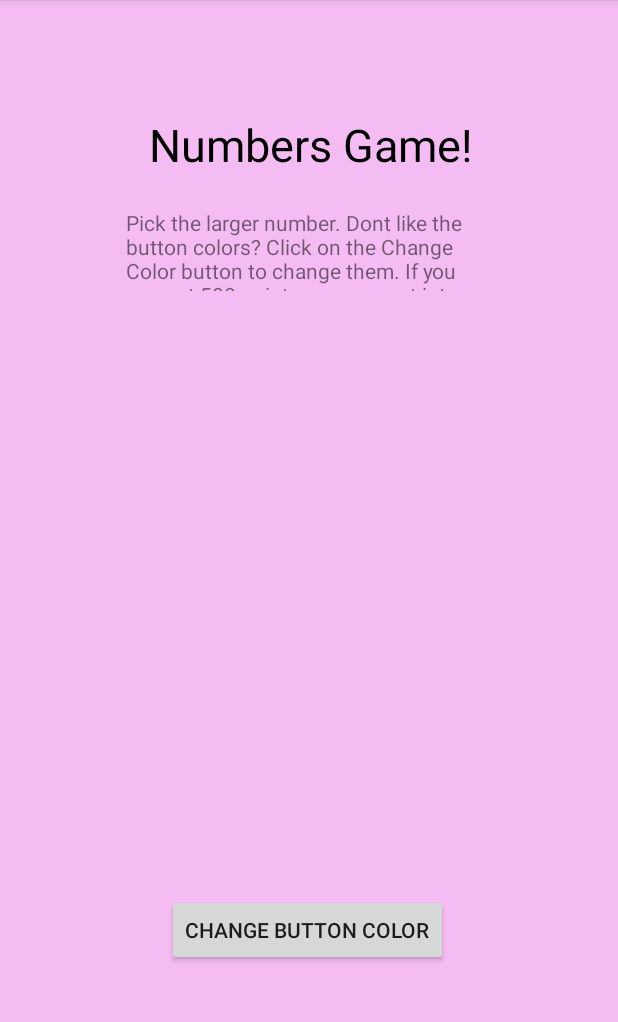
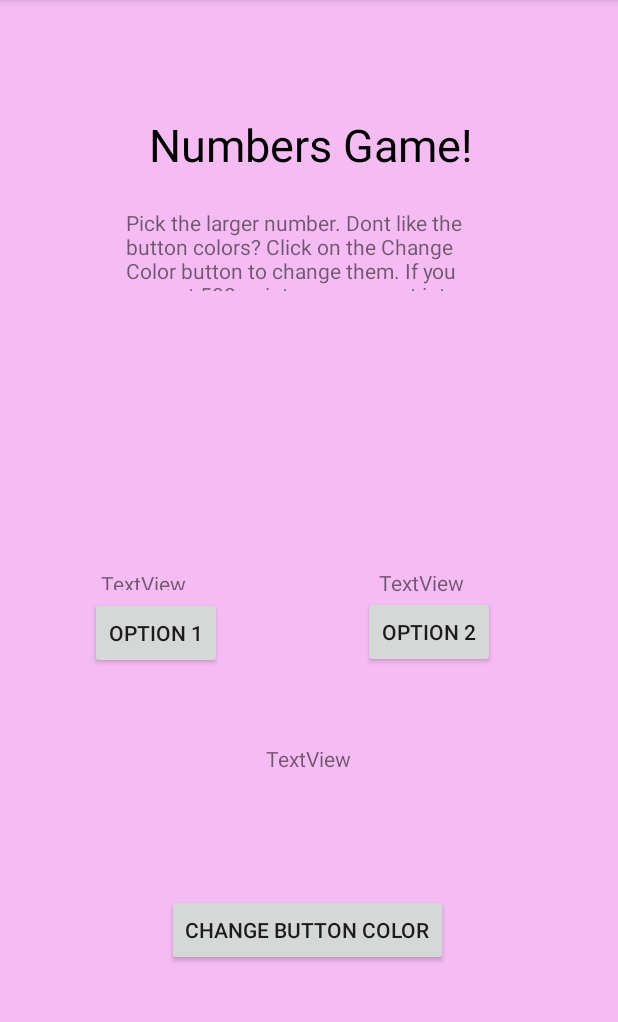
Before and after one commit to amanroa/Custom_App, an Android app: the screen it shows after launch (MainActivity), on a phone screen of 412 x 824 dp, the part 84-1106 px from its top. Run offline under Robolectric (Android 15) with nearby library versions, the phone set to English and light mode, and no system bars.

Commit message:
6b- I worked on my layout by adding buttons and TextViews. I also added some onClick methods which change the value of the points based on which button is chosen.

```diff
--- a/app/src/main/res/layout/game.xml
+++ b/app/src/main/res/layout/game.xml
@@ -11,6 +11,7 @@
         android:layout_width="wrap_content"
         android:layout_height="wrap_content"
         android:text="@string/color_change"
+        android:onClick="color_change"
         app:layout_constraintBottom_toBottomOf="parent"
         app:layout_constraintEnd_toEndOf="parent"
         app:layout_constraintHorizontal_bias="0.497"
@@ -18,4 +19,63 @@
         app:layout_constraintTop_toTopOf="parent"
         app:layout_constraintVertical_bias="0.871" />
 
+    <Button
+        android:id="@+id/button1"
+        android:layout_width="wrap_content"
+        android:layout_height="wrap_content"
+        android:text="@string/button1"
+        app:layout_constraintBottom_toBottomOf="parent"
+        app:layout_constraintEnd_toEndOf="parent"
+        app:layout_constraintHorizontal_bias="0.133"
+        app:layout_constraintStart_toStartOf="parent"
+        app:layout_constraintTop_toTopOf="parent"
+        app:layout_constraintVertical_bias="0.469" />
+
+    <Button
+        android:id="@+id/button2"
+        android:layout_width="wrap_content"
+        android:layout_height="wrap_content"
+        android:text="@string/button2"
+        app:layout_constraintBottom_toBottomOf="parent"
+        app:layout_constraintEnd_toEndOf="parent"
+        app:layout_constraintHorizontal_bias="0.792"
+        app:layout_constraintStart_toStartOf="parent"
+        app:layout_constraintTop_toTopOf="parent"
+        app:layout_constraintVertical_bias="0.468" />
+
+    <TextView
+        android:id="@+id/num1"
+        android:layout_width="68dp"
+        android:layout_height="14dp"
+        android:text="TextView"
+        app:layout_constraintBottom_toBottomOf="parent"
+        app:layout_constraintEnd_toEndOf="parent"
+        app:layout_constraintHorizontal_bias="0.148"
+        app:layout_constraintStart_toStartOf="parent"
+        app:layout_constraintTop_toTopOf="parent"
+        app:layout_constraintVertical_bias="0.404" />
+
+    <TextView
+        android:id="@+id/num2"
+        android:layout_width="wrap_content"
+        android:layout_height="wrap_content"
+        android:text="TextView"
+        app:layout_constraintBottom_toBottomOf="parent"
+        app:layout_constraintEnd_toEndOf="parent"
+        app:layout_constraintHorizontal_bias="0.747"
+        app:layout_constraintStart_toStartOf="parent"
+        app:layout_constraintTop_toTopOf="parent"
+        app:layout_constraintVertical_bias="0.407" />
+
+    <TextView
+        android:id="@+id/points_txt"
+        android:layout_width="wrap_content"
+        android:layout_height="wrap_content"
+        android:text="TextView"
+        app:layout_constraintBottom_toBottomOf="parent"
+        app:layout_constraintEnd_toEndOf="parent"
+        app:layout_constraintStart_toStartOf="parent"
+        app:layout_constraintTop_toTopOf="parent"
+        app:layout_constraintVertical_bias="0.632" />
+
 </androidx.constraintlayout.widget.ConstraintLayout>
--- a/app/src/main/res/values/colors.xml
+++ b/app/src/main/res/values/colors.xml
@@ -5,5 +5,7 @@
     <color name="colorAccent">#D81B60</color>
     <color name="lavender">#f5bcf3</color>
     <color name="black">#000000</color>
+    <color name="purple">#8a00e6</color>
+    <color name="blue">#b3d1ff</color>
 
 </resources>
--- a/app/src/main/res/values/strings.xml
+++ b/app/src/main/res/values/strings.xml
@@ -3,4 +3,7 @@
     <string name="title">Numbers Game!</string>
     <string name="color_change">Change Button Color</string>
     <string name="instructions">Pick the larger number. Dont like the button colors? Click on the Change Color button to change them. If you can get 500 points, you can get into Harvard!</string>
+    <string name="button1">Option 1</string>
+    <string name="button2">Option 2</string>
+
 </resources>
```
Also changed, not shown: app/src/main/java/com/manroaaashni/custom_app/MainActivity.java (+58 -0 lines).
